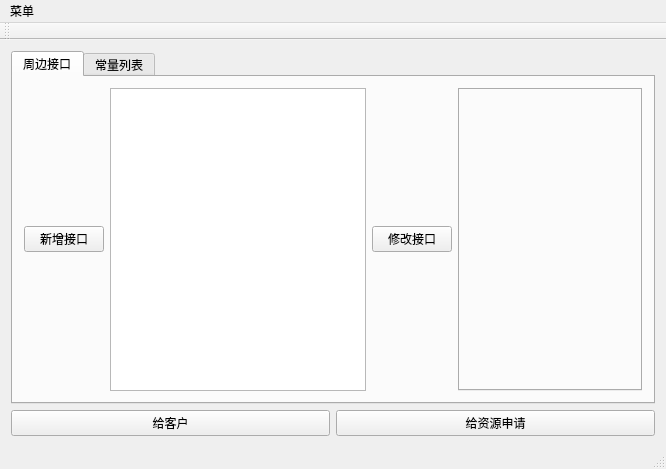
Above: mainwindow.ui from yixuehan/HsExcelConvert before the change. Below: the same form after it.
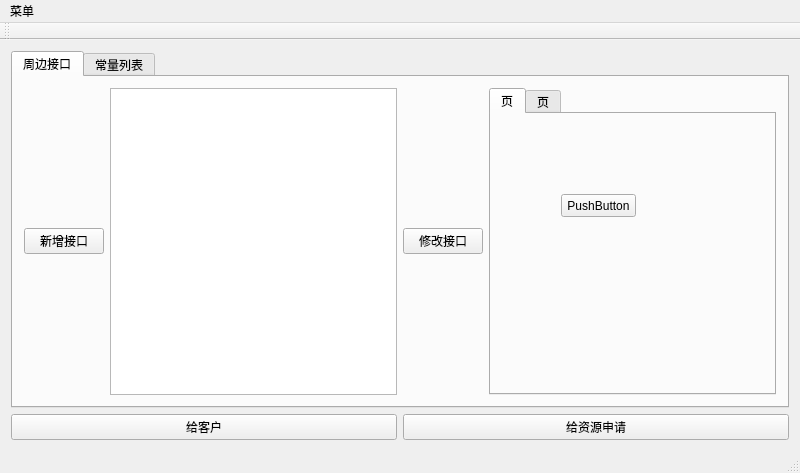
That is the form after the change.

What changed in the file:
```diff
--- a/mainwindow.ui
+++ b/mainwindow.ui
@@ -6,8 +6,8 @@
    <rect>
     <x>0</x>
     <y>0</y>
-    <width>666</width>
-    <height>469</height>
+    <width>800</width>
+    <height>473</height>
    </rect>
   </property>
   <property name="windowTitle">
@@ -40,20 +40,43 @@
              <widget class="QListWidget" name="listWidget"/>
             </item>
             <item>
-             <widget class="QPushButton" name="pushButton">
+             <widget class="QPushButton" name="modInterface">
               <property name="text">
                <string>修改接口</string>
               </property>
              </widget>
             </item>
             <item>
-             <widget class="QTabWidget" name="modInterface">
+             <widget class="QTabWidget" name="modInterfaceTab">
               <property name="tabPosition">
                <enum>QTabWidget::North</enum>
               </property>
               <property name="currentIndex">
                <number>-1</number>
               </property>
+              <widget class="QWidget" name="tab">
+               <attribute name="title">
+                <string>页</string>
+               </attribute>
+               <widget class="QPushButton" name="pushButton">
+                <property name="geometry">
+                 <rect>
+                  <x>70</x>
+                  <y>80</y>
+                  <width>75</width>
+                  <height>23</height>
+                 </rect>
+                </property>
+                <property name="text">
+                 <string>PushButton</string>
+                </property>
+               </widget>
+              </widget>
+              <widget class="QWidget" name="tab_3">
+               <attribute name="title">
+                <string>页</string>
+               </attribute>
+              </widget>
              </widget>
             </item>
            </layout>
@@ -94,7 +117,7 @@
     <rect>
      <x>0</x>
      <y>0</y>
-     <width>666</width>
+     <width>800</width>
      <height>23</height>
     </rect>
    </property>
```
Left out of the diff: 4 changed lines with no effect on the pictures.
